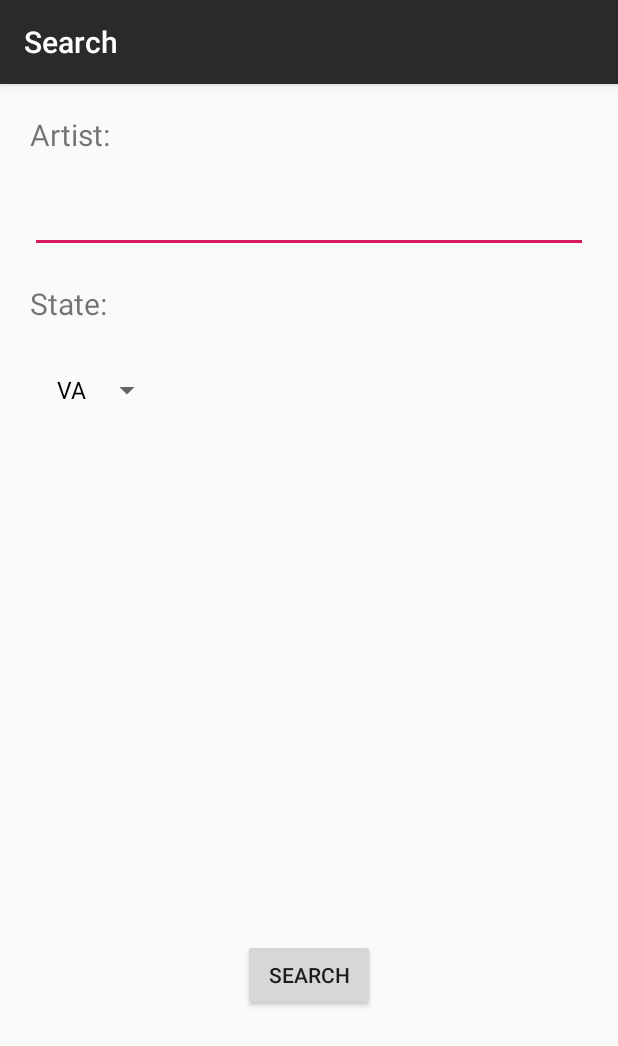
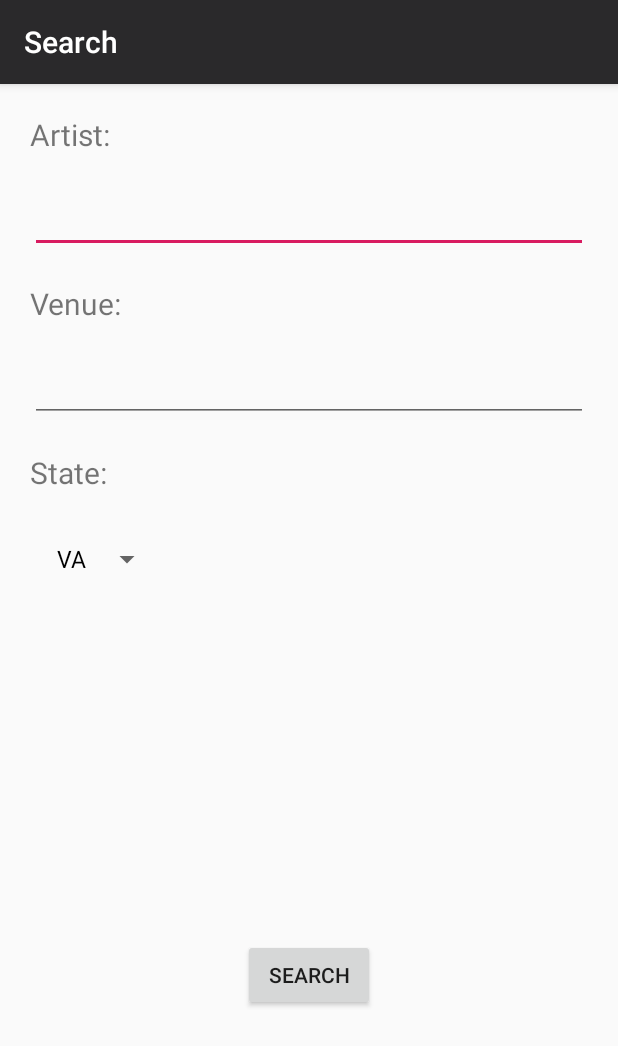
Before and after one commit to ajswago/seen-them-live, an Android app: the screen it shows after launch once a user with an empty profile is signed in (SearchActivity), after a tap on "Search", on a phone screen of 412 x 824 dp. Shown: the top 1046 px of the screen. Run offline under Robolectric (Android 15) with nearby library versions, the phone set to English and light mode, and no system bars; our stand-ins replace Firebase (no records; nobody signed in at launch, a user with empty details on screens opened directly), navigation-ui; 1 statement that could not run was skipped.

Commit message:
Add venue to search. Remove login from stack on login to prevent wierd back behavior.

```diff
--- a/app/src/main/java/com/swago/seenthemlive/LoginActivity.kt
+++ b/app/src/main/java/com/swago/seenthemlive/LoginActivity.kt
@@ -148,6 +148,7 @@ class LoginActivity : BaseActivity() {
 //                }
             val intent = ViewConcertsActivity.newIntent(this, user.uid)
             startActivity(intent)
+            finish()
         }
     }
 
--- a/app/src/main/java/com/swago/seenthemlive/ui/search/SearchActivity.kt
+++ b/app/src/main/java/com/swago/seenthemlive/ui/search/SearchActivity.kt
@@ -23,6 +23,7 @@ class SearchActivity : AppCompatActivity() {
         val userId = intent.getStringExtra(INTENT_USER)
 
         val artistField: EditText = findViewById(R.id.artist_field)
+        val venueField: EditText = findViewById(R.id.venue_field)
         val searchButton: Button = findViewById(R.id.search_button)
         searchButton.setOnClickListener { view ->
             if (validateForm()) {
@@ -31,6 +32,7 @@ class SearchActivity : AppCompatActivity() {
                     this,
                     userId = userId,
                     artistMbid = null, artistName = artistField.text.toString(),
+                    venueName = venueField.text.toString(),
                     stateCode = state_spinner.selectedItem as String?)
                 startActivity(intent)
             }
--- a/app/src/main/java/com/swago/seenthemlive/ui/search/SearchResultActivity.kt
+++ b/app/src/main/java/com/swago/seenthemlive/ui/search/SearchResultActivity.kt
@@ -84,13 +84,14 @@ class SearchResultActivity : AppCompatActivity() {
         val artistName = intent.getStringExtra(INTENT_ARTIST_NAME)
         val stateCode = intent.getStringExtra(INTENT_STATE_CODE)
         val venueId = intent.getStringExtra(INTENT_VENUE_ID)
+        val venueName = intent.getStringExtra(INTENT_VENUE_NAME)
         val date = intent.getStringExtra(INTENT_DATE)
         val excludeArtistMbid = intent.getStringExtra(INTENT_EXCLUDE_ARTIST_MBID)
 //        Toast.makeText(this,"Artist:"+artistName, Toast.LENGTH_LONG).show()
 
         Log.d("SEARCHRESULT", "Making call!!!")
 
-        searchResultViewModel.fetchSetlists(artistName = artistName, stateCode = stateCode, venueId = venueId, date = date)
+        searchResultViewModel.fetchSetlists(artistName = artistName, stateCode = stateCode, venueId = venueId, venueName = venueName, date = date)
 
         searchResultViewModel.setlistsLiveData.observe(this, Observer {
             Log.d("QUERY", "Setlists found: ${it}")
--- a/app/src/main/res/layout/activity_search.xml
+++ b/app/src/main/res/layout/activity_search.xml
@@ -24,10 +24,27 @@
         android:layout_margin="20dp"/>
 
     <TextView
+        android:id="@+id/venue_label"
+        android:layout_width="wrap_content"
+        android:layout_height="wrap_content"
+        app:layout_constraintTop_toBottomOf="@id/artist_field"
+        app:layout_constraintStart_toStartOf="parent"
+        android:text="@string/venue_label"
+        android:layout_margin="20dp"
+        android:textSize="20sp"/>
+
+    <EditText
+        android:id="@+id/venue_field"
+        android:layout_width="match_parent"
+        android:layout_height="wrap_content"
+        app:layout_constraintTop_toBottomOf="@id/venue_label"
+        android:layout_margin="20dp"/>
+
+    <TextView
         android:id="@+id/state_label"
         android:layout_width="wrap_content"
         android:layout_height="wrap_content"
-        app:layout_constraintTop_toBottomOf="@id/artist_field"
+        app:layout_constraintTop_toBottomOf="@id/venue_field"
         app:layout_constraintStart_toStartOf="parent"
         android:text="@string/state_label"
         android:layout_margin="20dp"
--- a/app/src/main/res/values/strings.xml
+++ b/app/src/main/res/values/strings.xml
@@ -17,6 +17,7 @@
     <string name="title_activity_view_concerts">ViewConcertsActivity</string>
 
     <string name="artist_label">Artist:</string>
+    <string name="venue_label">Venue:</string>
     <string name="state_label">State:</string>
     <string name="search">Search</string>
 
```
